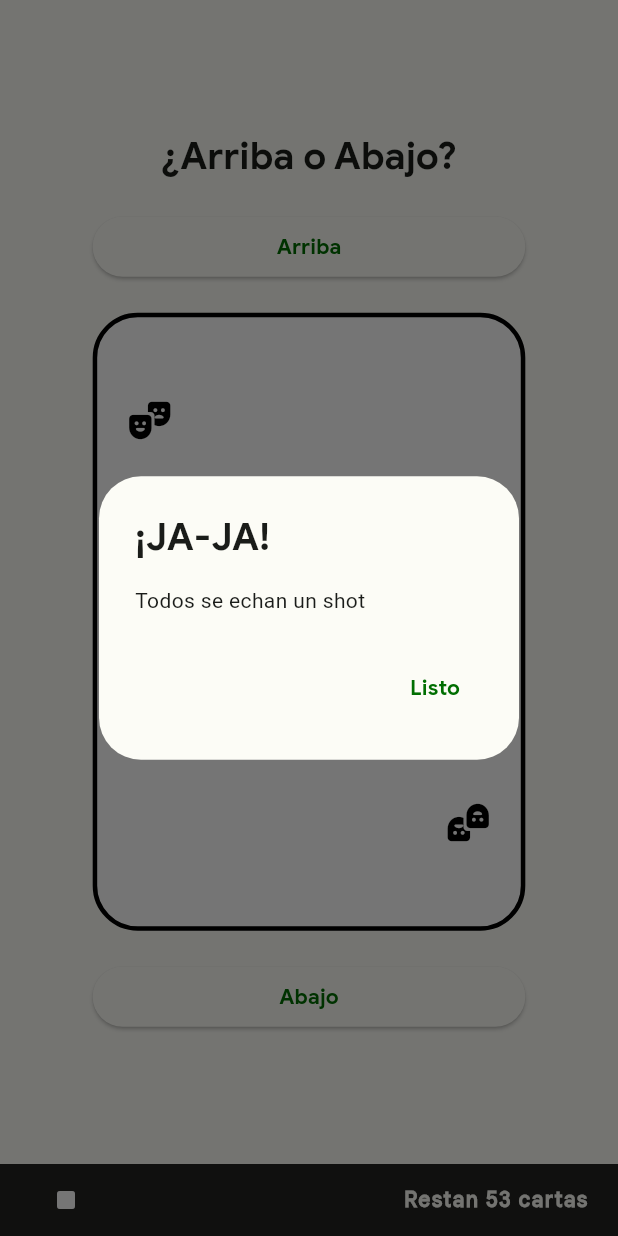
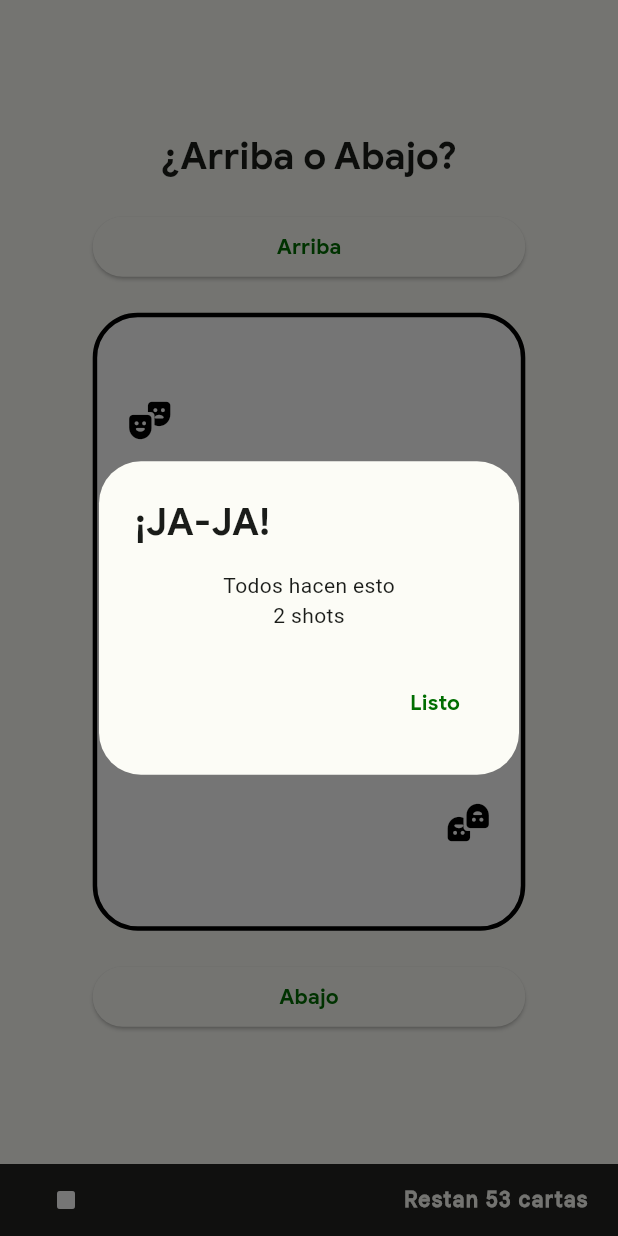
Before and after one commit to david201606/project_coati, a Flutter app: the UpOrDown screen opened directly, after a tap on "Arriba", after a tap on "Abajo", on a phone screen of 412 x 824 dp. Run offline on Flutter 3.47's test engine with Material 2 defaults, Android fonts, the phone set to English and light mode, and no system bars; our stand-ins replace cloud_firestore, firebase_auth, firebase_core, shared_preferences; accounts and stored records are empty; Roboto replaces fonts that are missing (GoogleSansText).

Commit message:
retos dinamcos

```diff
--- a/lib/main.dart
+++ b/lib/main.dart
@@ -31,7 +31,7 @@ class MyApp extends StatelessWidget {
       title: 'Koaty',
       debugShowCheckedModeBanner: false,
       theme: MyTheme.define(ColorsPalettes().lightColors()),
-      darkTheme: MyTheme.define(ColorsPalettes().darkColors()),
+      // darkTheme: MyTheme.define(ColorsPalettes().darkColors()),
       // home: const TTTPage(),
       // home: _prefs.userID == '' ? const AuthPage() : const MenuPage(),
       // home: StrugglePage(),
--- a/lib/src/nav/number_game_page.dart
+++ b/lib/src/nav/number_game_page.dart
@@ -4,6 +4,7 @@ import 'package:coati/src/nav/upOrDownPage.dart';
 import 'package:flutter/material.dart';
 
 import '../utils/card_obj.dart';
+import '../utils/challenge.dart';
 
 class NumbersGamePage extends StatefulWidget {
   const NumbersGamePage({Key? key}) : super(key: key);
@@ -72,7 +73,13 @@ class _NumbersGamePageState extends State<NumbersGamePage> {
       context: context,
       builder: (context) => AlertDialog(
         title: Text('¡JA-JA!'),
-        content: Text('Todos se echan un shot'),
+        content: Column(
+          mainAxisSize: MainAxisSize.min,
+          children: [
+            Text('Todos hacen esto'),
+            Text(Challenge().randomizedChallenge()),
+          ],
+        ),
         actions: [
           TextButton(
             onPressed: () {
--- a/lib/src/nav/upOrDownPage.dart
+++ b/lib/src/nav/upOrDownPage.dart
@@ -1,5 +1,6 @@
 import 'dart:math';
 
+import 'package:coati/src/utils/challenge.dart';
 import 'package:flutter/material.dart';
 
 import '../utils/card_obj.dart';
@@ -35,7 +36,7 @@ class _UpOrDownState extends State<UpOrDown> {
       context: context,
       builder: (context) => AlertDialog(
         title: Text('Oops'),
-        content: Text('Te echas un shot'),
+        content: Text(Challenge().randomizedChallenge()),
         actions: [
           TextButton(
             onPressed: () {
@@ -54,7 +55,13 @@ class _UpOrDownState extends State<UpOrDown> {
       context: context,
       builder: (context) => AlertDialog(
         title: Text('¡JA-JA!'),
-        content: Text('Todos se echan un shot'),
+        content: Column(
+          mainAxisSize: MainAxisSize.min,
+          children: [
+            Text('Todos hacen esto'),
+            Text(Challenge().randomizedChallenge()),
+          ],
+        ),
         actions: [
           TextButton(
             onPressed: () {
--- /dev/null
+++ b/lib/src/utils/challenge.dart
@@ -0,0 +1,13 @@
+import 'dart:math';
+
+class Challenge {
+  List<String> challenges() => [
+        '1 shot',
+        '2 shots',
+        'Shot a quien tu quieras',
+      ];
+
+  String randomizedChallenge() {
+    return challenges()[Random().nextInt(challenges().length)];
+  }
+}
```
Also changed, not shown: lib/src/nav/struggle_page.dart (+7 -3 lines).
